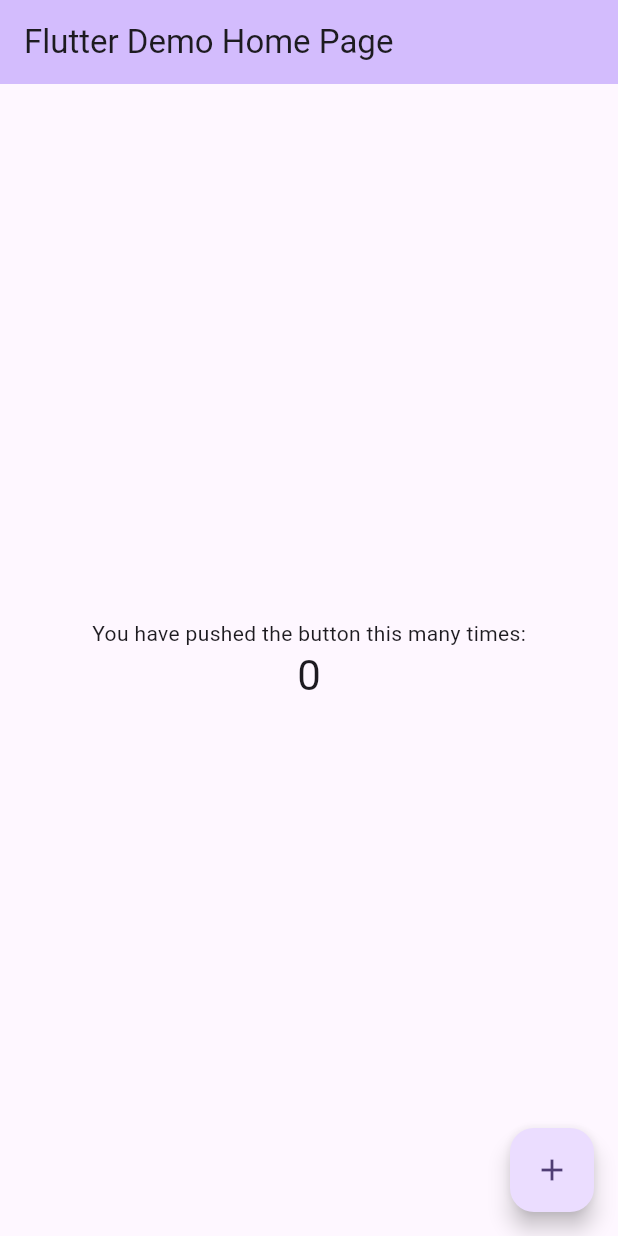
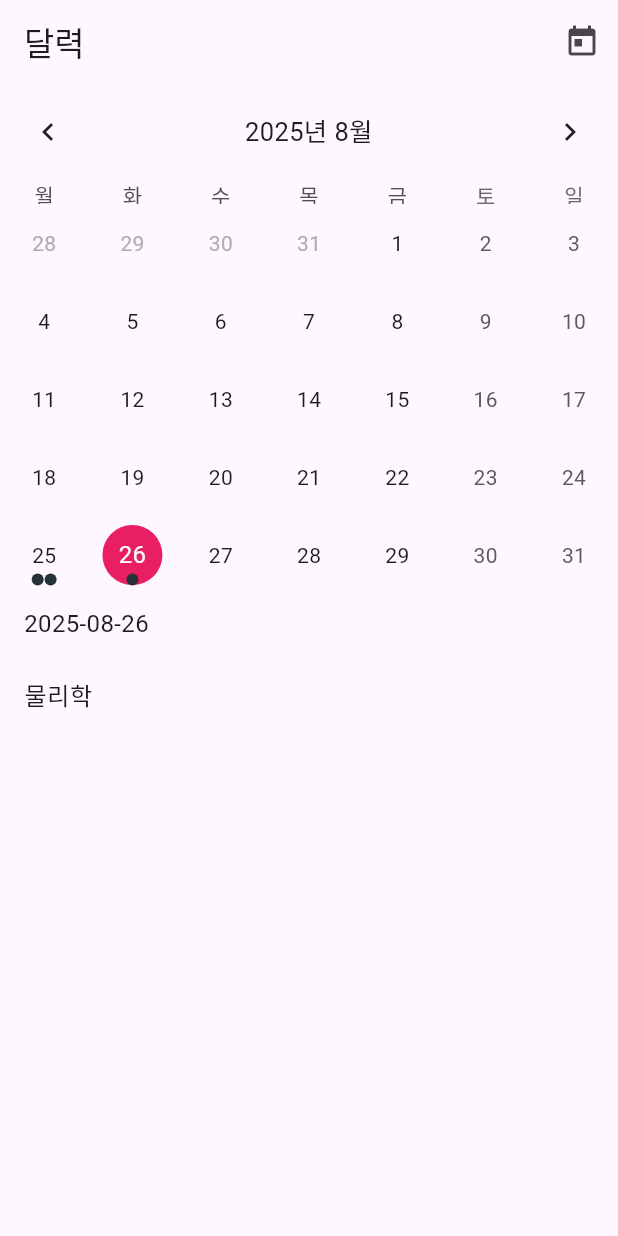
Before and after one commit to jonghyekim/daevis, a Flutter app: the screen it shows after launch, on a phone screen of 412 x 824 dp. Run offline on Flutter 3.47's test engine with Material 3 defaults, Android fonts, the light colour scheme and no system bars; drawn by our look-alikes of table_calendar; our stand-ins replace firebase_core; accounts and stored records are empty.

Commit message:
0826morning

```diff
--- /dev/null
+++ b/lib/calendar.dart
@@ -0,0 +1,110 @@
+import 'package:flutter/material.dart';
+import 'package:table_calendar/table_calendar.dart';
+
+class CalendarPage extends StatefulWidget {
+  const CalendarPage({super.key});
+
+  @override
+  State<CalendarPage> createState() => _CalendarPageState();
+}
+
+class _CalendarPageState extends State<CalendarPage> {
+  // 오늘 기준
+  final DateTime _kToday = DateTime.now();
+  late DateTime _focusedDay;
+  DateTime? _selectedDay;
+
+  final Map<DateTime, List<String>> _events = {
+    _dateOnly(DateTime(2025, 8, 25)): ['미적분', '심리학'],
+    _dateOnly(DateTime(2025, 8, 26)): ['물리학'],
+  };
+
+  static DateTime _dateOnly(DateTime d) => DateTime(d.year, d.month, d.day);
+
+  List<dynamic> _getEventsForDay(DateTime day) {
+    return _events[_dateOnly(day)] ?? const [];
+  }
+
+  @override
+  void initState() {
+    super.initState();
+    _focusedDay = _kToday;
+    _selectedDay = _kToday; // 시작 시 오늘 선택 (원치 않으면 null)
+  }
+
+  @override
+  Widget build(BuildContext context) {
+    return Scaffold(
+      appBar: AppBar(
+        title: const Text('달력'),
+        actions: [
+          IconButton(
+            tooltip: '오늘로 이동',
+            icon: const Icon(Icons.today),
+            onPressed: () {
+              setState(() {
+                _focusedDay = DateTime.now();
+                _selectedDay = DateTime.now();
+              });
+            },
+          ),
+        ],
+      ),
+      body: Column(
+        children: [
+          TableCalendar(
+            locale: 'ko_KR', // TableCalendar에 한국어 적용
+            firstDay: DateTime.utc(2000, 1, 1),
+            lastDay: DateTime.utc(2100, 12, 31),
+            focusedDay: _focusedDay,
+            startingDayOfWeek: StartingDayOfWeek.monday,
+            headerStyle: const HeaderStyle(
+              formatButtonVisible: false,
+              titleCentered: true,
+            ),
+            selectedDayPredicate: (day) => isSameDay(_selectedDay, day),
+            onDaySelected: (selectedDay, focusedDay) {
+              setState(() {
+                _selectedDay = selectedDay;
+                _focusedDay = focusedDay; // 월 전환 시 기준일 유지
+              });
+            },
+            onPageChanged: (focusedDay) {
+              // 월을 넘길 때 내부 포커스 갱신 (setState 불필요)
+              _focusedDay = focusedDay;
+            },
+            eventLoader: _getEventsForDay,
+            calendarStyle: const CalendarStyle(
+              todayDecoration:
+                  BoxDecoration(color: null, shape: BoxShape.circle),
+              selectedDecoration:
+                  BoxDecoration(color: Colors.pink, shape: BoxShape.circle),
+            ),
+          ),
+          Padding(
+            padding: const EdgeInsets.symmetric(horizontal: 16, vertical: 8),
+            child: Row(
+              children: [
+                Text(
+                  _selectedDay == null
+                      ? '-'
+                      : '${_selectedDay!.year}-${_selectedDay!.month.toString().padLeft(2, '0')}-${_selectedDay!.day.toString().padLeft(2, '0')}',
+                  style: const TextStyle(fontSize: 16),
+                ),
+              ],
+            ),
+          ),
+          Expanded(
+            child: ListView(
+              children: _getEventsForDay(_selectedDay ?? _kToday)
+                  .map((e) => ListTile(
+                        title: Text(e.toString()),
+                      ))
+                  .toList(),
+            ),
+          ),
+        ],
+      ),
+    );
+  }
+}
--- a/lib/main.dart
+++ b/lib/main.dart
@@ -1,4 +1,6 @@
+import 'package:daevis/calendar.dart';
 import 'package:flutter/material.dart';
+import 'package:flutter_localizations/flutter_localizations.dart';
 
 void main() {
   runApp(const MyApp());
@@ -11,112 +13,20 @@ class MyApp extends StatelessWidget {
   @override
   Widget build(BuildContext context) {
     return MaterialApp(
-      title: 'Flutter Demo',
-      theme: ThemeData(
-        // This is the theme of your application.
-        //
-        // TRY THIS: Try running your application with "flutter run". You'll see
-        // the application has a purple toolbar. Then, without quitting the app,
-        // try changing the seedColor in the colorScheme below to Colors.green
-        // and then invoke "hot reload" (save your changes or press the "hot
-        // reload" button in a Flutter-supported IDE, or press "r" if you used
-        // the command line to start the app).
-        //
-        // Notice that the counter didn't reset back to zero; the application
-        // state is not lost during the reload. To reset the state, use hot
-        // restart instead.
-        //
-        // This works for code too, not just values: Most code changes can be
-        // tested with just a hot reload.
-        colorScheme: ColorScheme.fromSeed(seedColor: Colors.deepPurple),
-      ),
-      home: const MyHomePage(title: 'Flutter Demo Home Page'),
+      debugShowCheckedModeBanner: false,
+      title: '달력',
+      // 한국어 로케일 설정 (Material/App 위젯 한글화)
+      locale: const Locale('ko', 'KR'),
+      supportedLocales: const [
+        Locale('ko', 'KR'),
+        Locale('en', 'US'),
+      ],
+      localizationsDelegates: const [
+        GlobalMaterialLocalizations.delegate,
+        GlobalWidgetsLocalizations.delegate,
+        GlobalCupertinoLocalizations.delegate,
+      ],
+      home: const CalendarPage(),
     );
   }
 }
-
-class MyHomePage extends StatefulWidget {
-  const MyHomePage({super.key, required this.title});
-
-  // This widget is the home page of your application. It is stateful, meaning
-  // that it has a State object (defined below) that contains fields that affect
-  // how it looks.
-
-  // This class is the configuration for the state. It holds the values (in this
-  // case the title) provided by the parent (in this case the App widget) and
-  // used by the build method of the State. Fields in a Widget subclass are
-  // always marked "final".
-
-  final String title;
-
-  @override
-  State<MyHomePage> createState() => _MyHomePageState();
-}
-
-class _MyHomePageState extends State<MyHomePage> {
-  int _counter = 0;
-
-  void _incrementCounter() {
-    setState(() {
-      // This call to setState tells the Flutter framework that something has
-      // changed in this State, which causes it to rerun the build method below
-      // so that the display can reflect the updated values. If we changed
-      // _counter without calling setState(), then the build method would not be
-      // called again, and so nothing would appear to happen.
-      _counter++;
-    });
-  }
-
-  @override
-  Widget build(BuildContext context) {
-    // This method is rerun every time setState is called, for instance as done
-    // by the _incrementCounter method above.
-    //
-    // The Flutter framework has been optimized to make rerunning build methods
-    // fast, so that you can just rebuild anything that needs updating rather
-    // than having to individually change instances of widgets.
-    return Scaffold(
-      appBar: AppBar(
-        // TRY THIS: Try changing the color here to a specific color (to
-        // Colors.amber, perhaps?) and trigger a hot reload to see the AppBar
-        // change color while the other colors stay the same.
-        backgroundColor: Theme.of(context).colorScheme.inversePrimary,
-        // Here we take the value from the MyHomePage object that was created by
-        // the App.build method, and use it to set our appbar title.
-        title: Text(widget.title),
-      ),
-      body: Center(
-        // Center is a layout widget. It takes a single child and positions it
-        // in the middle of the parent.
-        child: Column(
-          // Column is also a layout widget. It takes a list of children and
-          // arranges them vertically. By default, it sizes itself to fit its
-          // children horizontally, and tries to be as tall as its parent.
-          //
-          // Column has various properties to control how it sizes itself and
-          // how it positions its children. Here we use mainAxisAlignment to
-          // center the children vertically; the main axis here is the vertical
-          // axis because Columns are vertical (the cross axis would be
-          // horizontal).
-          //
-          // TRY THIS: Invoke "debug painting" (choose the "Toggle Debug Paint"
-          // action in the IDE, or press "p" in the console), to see the
-          // wireframe for each widget.
-          mainAxisAlignment: MainAxisAlignment.center,
-          children: <Widget>[
-            const Text('You have pushed the button this many times:'),
-            Text(
-              '$_counter',
-              style: Theme.of(context).textTheme.headlineMedium,
-            ),
-          ],
-        ),
-      ),
-      floatingActionButton: FloatingActionButton(
-        onPressed: _incrementCounter,
-        tooltip: 'Increment',
-        child: const Icon(Icons.add),
-      ), // This trailing comma makes auto-formatting nicer for build methods.
-    );
-  }
-}
--- a/pubspec.yaml
+++ b/pubspec.yaml
@@ -34,6 +34,10 @@ dependencies:
   # The following adds the Cupertino Icons font to your application.
   # Use with the CupertinoIcons class for iOS style icons.
   cupertino_icons: ^1.0.8
+  flutter_localizations:
+    sdk: flutter
+  table_calendar: ^3.2.0
+  firebase_core: ^4.0.0
 
 dev_dependencies:
   flutter_test:
```
Also changed, not shown: lib/firebase_options.dart (added), pubspec.lock, 4 other files.
